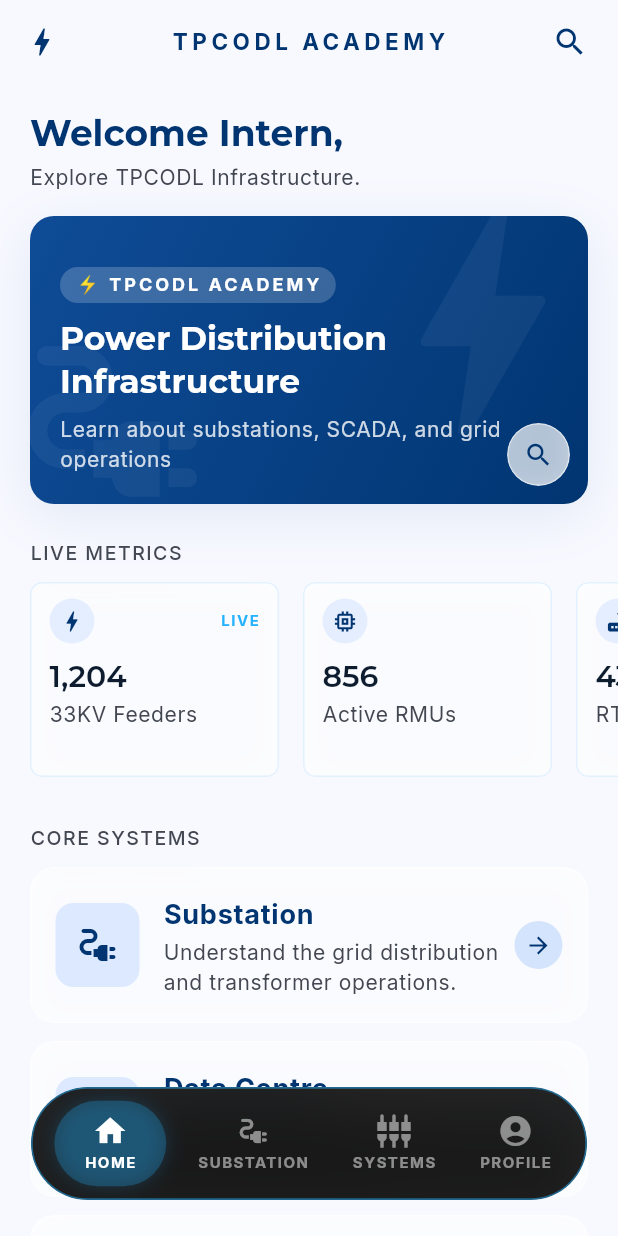
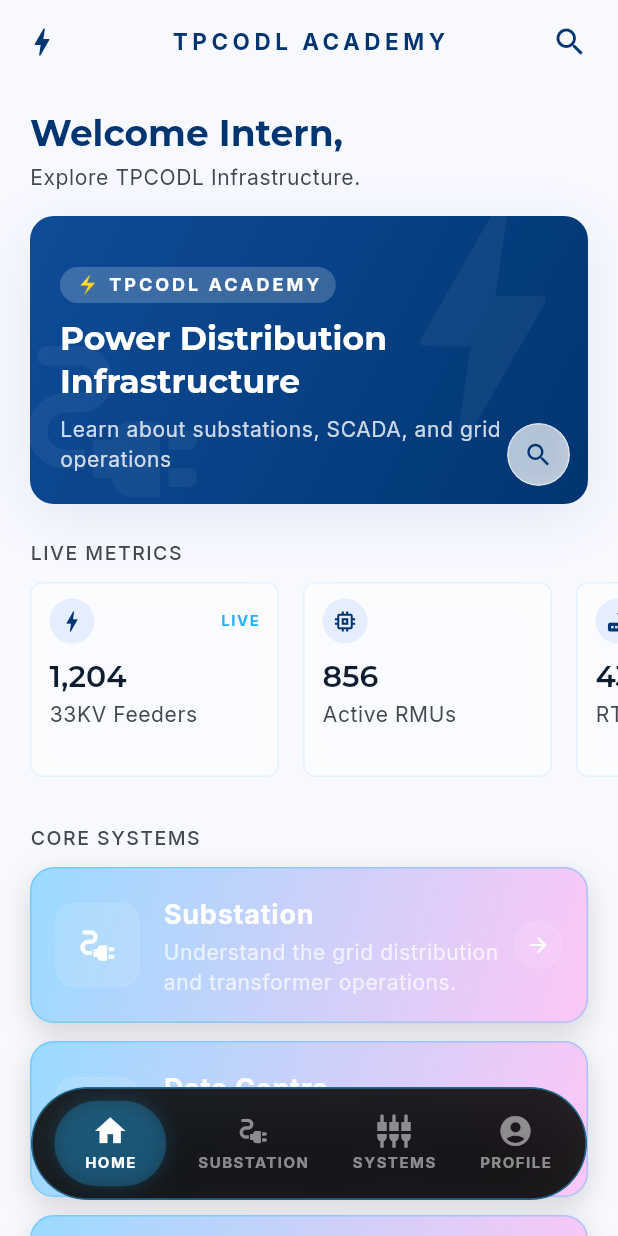
Before and after one commit to abinashmohanty8059/TPCODL, a Flutter app: the screen it shows after launch, on a phone screen of 412 x 824 dp. Run offline on Flutter 3.47's test engine with Material 3 defaults, Android fonts, the phone set to English and light mode, and no system bars; drawn by our look-alikes of flutter_animate; our stand-ins replace google_fonts.

Commit message:
homeplge colour edited

```diff
--- a/lib/screens/home_screen.dart
+++ b/lib/screens/home_screen.dart
@@ -34,9 +34,9 @@
         children: [
           Text(
                 'Welcome Intern,',
-            style: Theme.of(context).textTheme.headlineMedium?.copyWith(
-                  color: TPColors.primary,
-                ),
+                style: Theme.of(
+                  context,
+                ).textTheme.headlineMedium?.copyWith(color: TPColors.primary),
               )
               .animate()
               .fadeIn(duration: 600.ms)
@@ -44,9 +44,9 @@
           const SizedBox(height: 4),
           Text(
             'Explore TPCODL Infrastructure.',
-            style: Theme.of(context).textTheme.bodySmall?.copyWith(
-                  color: TPColors.onSurfaceVariant,
-                ),
+            style: Theme.of(
+              context,
+            ).textTheme.bodySmall?.copyWith(color: TPColors.onSurfaceVariant),
           ).animate().fadeIn(duration: 600.ms, delay: 200.ms),
           const SizedBox(height: 16),
           // Banner image area
@@ -58,10 +58,7 @@
                   gradient: LinearGradient(
                     begin: Alignment.topLeft,
                     end: Alignment.bottomRight,
-                colors: [
-                  TPColors.primaryContainer,
-                  TPColors.primary,
-                ],
+                    colors: [TPColors.primaryContainer, TPColors.primary],
                   ),
                   boxShadow: [
                     BoxShadow(
@@ -102,16 +99,16 @@
                         children: [
                           Container(
                             padding: const EdgeInsets.symmetric(
-                            horizontal: 10, vertical: 4),
+                              horizontal: 10,
+                              vertical: 4,
+                            ),
                             decoration: BoxDecoration(
                               color: Colors.white.withValues(alpha: 0.2),
                               borderRadius: BorderRadius.circular(9999),
                             ),
                             child: Text(
                               '⚡ TPCODL ACADEMY',
-                          style: Theme.of(context)
-                              .textTheme
-                              .labelMedium
+                              style: Theme.of(context).textTheme.labelMedium
                                   ?.copyWith(
                                     color: Colors.white,
                                     letterSpacing: 2,
@@ -121,16 +118,14 @@
                           const SizedBox(height: 8),
                           Text(
                             'Power Distribution\nInfrastructure',
-                        style:
-                            Theme.of(context).textTheme.headlineMedium?.copyWith(
-                                  color: Colors.white,
-                                  fontSize: 22,
-                                ),
+                            style: Theme.of(context).textTheme.headlineMedium
+                                ?.copyWith(color: Colors.white, fontSize: 22),
                           ),
                           const SizedBox(height: 8),
                           Text(
                             'Learn about substations, SCADA, and grid operations',
-                        style: Theme.of(context).textTheme.bodySmall?.copyWith(
+                            style: Theme.of(context).textTheme.bodySmall
+                                ?.copyWith(
                                   color: Colors.white.withValues(alpha: 0.8),
                                 ),
                           ),
@@ -222,8 +217,32 @@
             final module = coreSystemModules[index];
             return Padding(
               padding: const EdgeInsets.only(bottom: 12),
-              child: GlassCard(
-                borderRadius: 16,
+              child:
+                  Container(
+                        decoration: BoxDecoration(
+                          gradient: const LinearGradient(
+                            begin: Alignment.topLeft,
+                            end: Alignment.bottomRight,
+                            colors: [
+                              Color.fromARGB(255, 155, 218, 255),
+                              Color.fromARGB(255, 253, 199, 246),
+                            ],
+                          ),
+                          borderRadius: BorderRadius.circular(16),
+                          border: Border.all(
+                            color: TPColors.secondaryContainer.withValues(
+                              alpha: 0.35,
+                            ),
+                            width: 1,
+                          ),
+                          boxShadow: [
+                            BoxShadow(
+                              color: Colors.black.withValues(alpha: 0.15),
+                              blurRadius: 15,
+                              offset: const Offset(0, 6),
+                            ),
+                          ],
+                        ),
                         padding: const EdgeInsets.all(16),
                         child: Row(
                           children: [
@@ -231,13 +250,17 @@
                               width: 56,
                               height: 56,
                               decoration: BoxDecoration(
-                        color: TPColors.surfaceContainerHigh,
+                                color: Colors.white.withValues(alpha: 0.1),
                                 borderRadius: BorderRadius.circular(12),
+                                border: Border.all(
+                                  color: Colors.white.withValues(alpha: 0.05),
+                                  width: 1,
+                                ),
                               ),
                               child: Icon(
                                 module.icon,
-                        size: 32,
-                        color: TPColors.primary,
+                                size: 30,
+                                color: Colors.white,
                               ),
                             ),
                             const SizedBox(width: 16),
@@ -247,11 +270,9 @@
                                 children: [
                                   Text(
                                     module.title,
-                            style: Theme.of(context)
-                                .textTheme
-                                .bodyLarge
+                                    style: Theme.of(context).textTheme.bodyLarge
                                         ?.copyWith(
-                                  color: TPColors.primary,
+                                          color: Colors.white,
                                           fontWeight: FontWeight.w700,
                                         ),
                                   ),
@@ -260,9 +281,11 @@
                                     module.description,
                                     maxLines: 2,
                                     overflow: TextOverflow.ellipsis,
-                            style:
-                                Theme.of(context).textTheme.bodySmall?.copyWith(
-                                      color: TPColors.onSurfaceVariant,
+                                    style: Theme.of(context).textTheme.bodySmall
+                                        ?.copyWith(
+                                          color: Colors.white.withValues(
+                                            alpha: 0.7,
+                                          ),
                                         ),
                                   ),
                                 ],
@@ -273,13 +296,17 @@
                               width: 32,
                               height: 32,
                               decoration: BoxDecoration(
-                        color: TPColors.surfaceContainerHighest,
+                                color: Colors.white.withValues(alpha: 0.1),
                                 borderRadius: BorderRadius.circular(9999),
+                                border: Border.all(
+                                  color: Colors.white.withValues(alpha: 0.05),
+                                  width: 1,
+                                ),
                               ),
                               child: const Icon(
                                 Icons.arrow_forward,
-                        size: 18,
-                        color: TPColors.primary,
+                                size: 16,
+                                color: Colors.white,
                               ),
                             ),
                           ],
```
Lines whose indentation alone changed are shown as unchanged.
